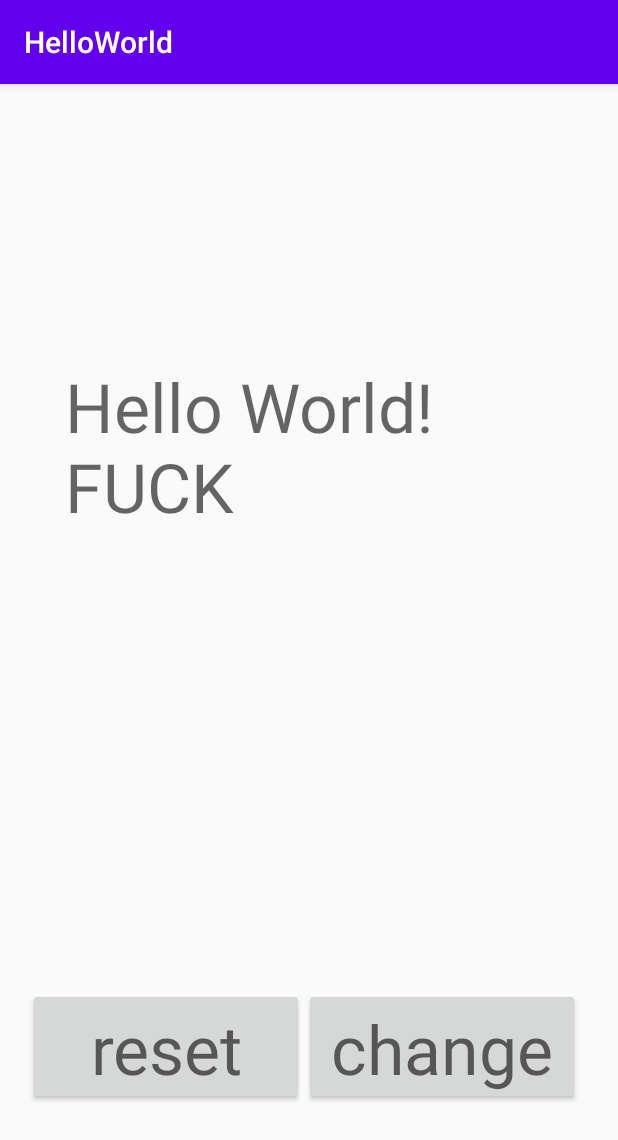
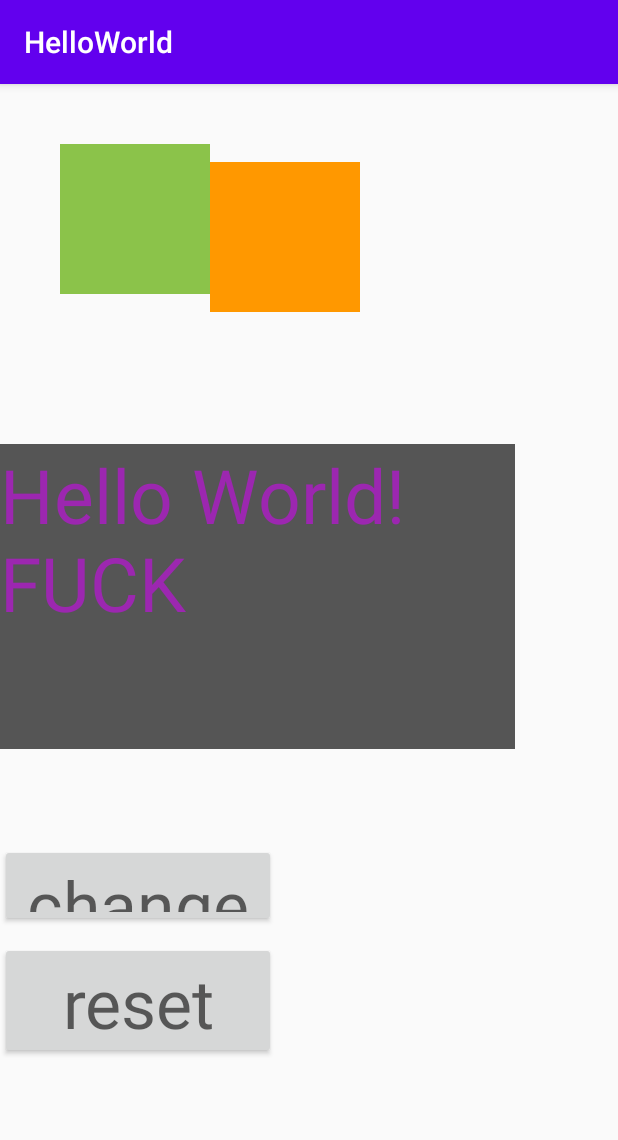
Before and after one commit to axin-houzilaoyue/HelloWorld, an Android app: the screen it shows after launch (MainActivity), on a phone screen of 412 x 824 dp. Shown: the top 1140 px of the screen. Run offline under Robolectric (Android 15) with nearby library versions, the phone set to English and light mode, and no system bars.

Commit message:
第一次提交到仓库
Signed-off-by: houzilaoyue <1977494112@qq.com>

```diff
--- a/app/src/main/java/com/example/helloworld/MainActivity.java
+++ b/app/src/main/java/com/example/helloworld/MainActivity.java
@@ -5,6 +5,7 @@ import androidx.appcompat.app.AppCompatActivity;
 import android.os.Bundle;
 
 //import android.support.v7.app.AppCompatActivity;
+import android.util.Log;
 import android.view.View;
 import android.widget.Button;
 import android.widget.TextView;
@@ -16,15 +17,16 @@ public class MainActivity extends AppCompatActivity {
     protected void onCreate(Bundle savedInstanceState) {
         super.onCreate(savedInstanceState);
         setContentView(R.layout.activity_main);
-//
-//        Button btn1 = findViewById(R.id.btn1);
-//        final TextView tv1 = findViewById(R.id.tv1);
-//
-//        btn1.setOnClickListener(new View.OnClickListener() {
-//            @Override
-//            public void onClick(View v){
-//                tv1.setText("What a awful day!");
-//            }
-//        });
+
+        Button btn1 = findViewById(R.id.button2);
+        final TextView tv1 = findViewById(R.id.textView2);
+
+        btn1.setOnClickListener(new View.OnClickListener() {
+            @Override
+            public void onClick(View v){
+                Log.d("123:","按钮被按了！");
+                tv1.setText("What a awful day!");
+            }
+        });
     }
 }
--- a/app/src/main/res/layout/activity_main.xml
+++ b/app/src/main/res/layout/activity_main.xml
@@ -1,16 +1,50 @@
 <?xml version="1.0" encoding="utf-8"?>
-<androidx.constraintlayout.widget.ConstraintLayout xmlns:android="http://schemas.android.com/apk/res/android"
+<LinearLayout xmlns:android="http://schemas.android.com/apk/res/android"
     xmlns:app="http://schemas.android.com/apk/res-auto"
     xmlns:tools="http://schemas.android.com/tools"
     android:layout_width="match_parent"
     android:layout_height="match_parent"
+    android:orientation="vertical"
     tools:context=".MainActivity">
+
+    <RelativeLayout
+        android:layout_width="wrap_content"
+        android:layout_height="200dp"
+        android:padding="20dp"
+        android:layout_margin="20dp">
+
+        <View
+            android:id="@+id/v1"
+            android:layout_width="100dp"
+            android:layout_height="100dp"
+            android:background="#8BC34A">
+
+        </View>
+
+        <View
+            android:id="@+id/v2"
+            android:layout_width="100dp"
+            android:layout_height="100dp"
+            android:layout_alignStart="@+id/v1"
+            android:layout_alignLeft="@+id/v1"
+            android:layout_alignTop="@+id/v1"
+            android:layout_marginStart="100dp"
+            android:layout_marginLeft="100dp"
+            android:layout_marginTop="12dp"
+            android:background="#FF9800">
+
+        </View>
+    </RelativeLayout>
+
 
     <TextView
         android:id="@+id/textView2"
         android:layout_width="343dp"
         android:layout_height="203dp"
-        android:text="Hello World!                                       FUCK"
+        android:text="Hello World!FUCK"
+        android:background="#555555"
+        android:textColor="#9C27B0"
+        android:textSize="50sp"
         android:textAppearance="@style/TextAppearance.AppCompat.Display2"
         app:layout_constraintBottom_toBottomOf="parent"
         app:layout_constraintHorizontal_bias="0.632"
@@ -31,8 +65,8 @@
     <Button
         android:id="@+id/button2"
         android:layout_width="184dp"
-        android:layout_height="78dp"
-        android:layout_marginBottom="87dp"
+        android:layout_height="55dp"
+        android:layout_marginBottom="10dp"
         android:text="change"
         android:textAppearance="@style/TextAppearance.AppCompat.Display2"
         app:layout_constraintBottom_toBottomOf="parent"
@@ -52,4 +86,4 @@
         app:layout_constraintTop_toTopOf="@+id/button2"
         app:layout_constraintVertical_bias="0.0" />
 
-</androidx.constraintlayout.widget.ConstraintLayout>
+</LinearLayout>
```
